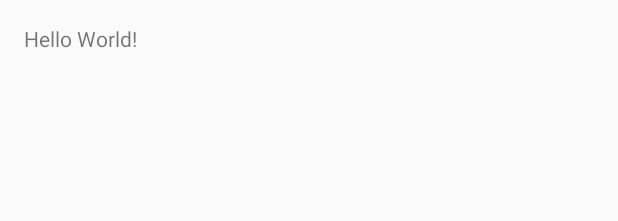
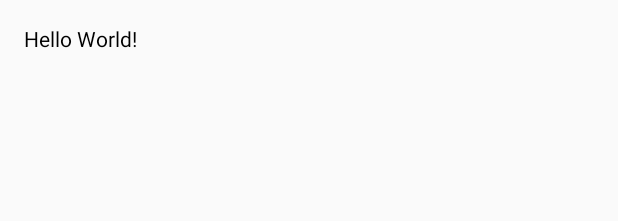
Before and after one commit to Kikyou645559030/MyMacApp, an Android app: the layout activity_main.xml on its own in the app's theme, with its tools: preview values and no code run, on a phone screen of 412 x 824 dp. Shown: the top 221 px of the screen. Run offline under Robolectric (Android 15) with nearby library versions, the phone set to English and light mode, and no system bars.

Commit message:
demo code

```diff
--- a/app/src/main/res/layout/activity_main.xml
+++ b/app/src/main/res/layout/activity_main.xml
@@ -1,7 +1,7 @@
 <?xml version="1.0" encoding="utf-8"?>
-<RelativeLayout xmlns:android="http://schemas.android.com/apk/res/android"
+<RelativeLayout android:id="@+id/activity_main"
+                xmlns:android="http://schemas.android.com/apk/res/android"
                 xmlns:tools="http://schemas.android.com/tools"
-    android:id="@+id/activity_main"
                 android:layout_width="match_parent"
                 android:layout_height="match_parent"
                 android:paddingBottom="@dimen/activity_vertical_margin"
@@ -11,7 +11,9 @@
                 tools:context="com.kikyou.mymacapp.MainActivity">
 
 	<TextView
+		android:id="@+id/tv_main_content"
 		android:layout_width="wrap_content"
 		android:layout_height="wrap_content"
-        android:text="Hello World!" />
+		android:textColor="#000000"
+		android:text="Hello World!"/>
 </RelativeLayout>
```
Also changed, not shown: app/src/main/java/com/kikyou/mymacapp/MainActivity.java (+66 -6 lines). Lines whose indentation alone changed are shown as unchanged.
